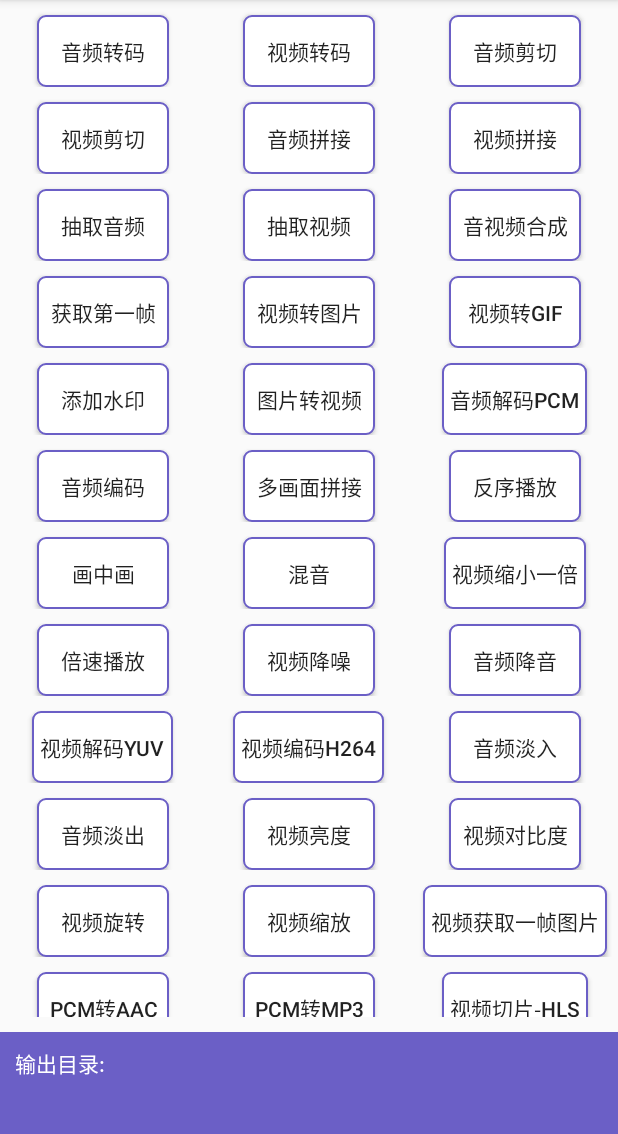
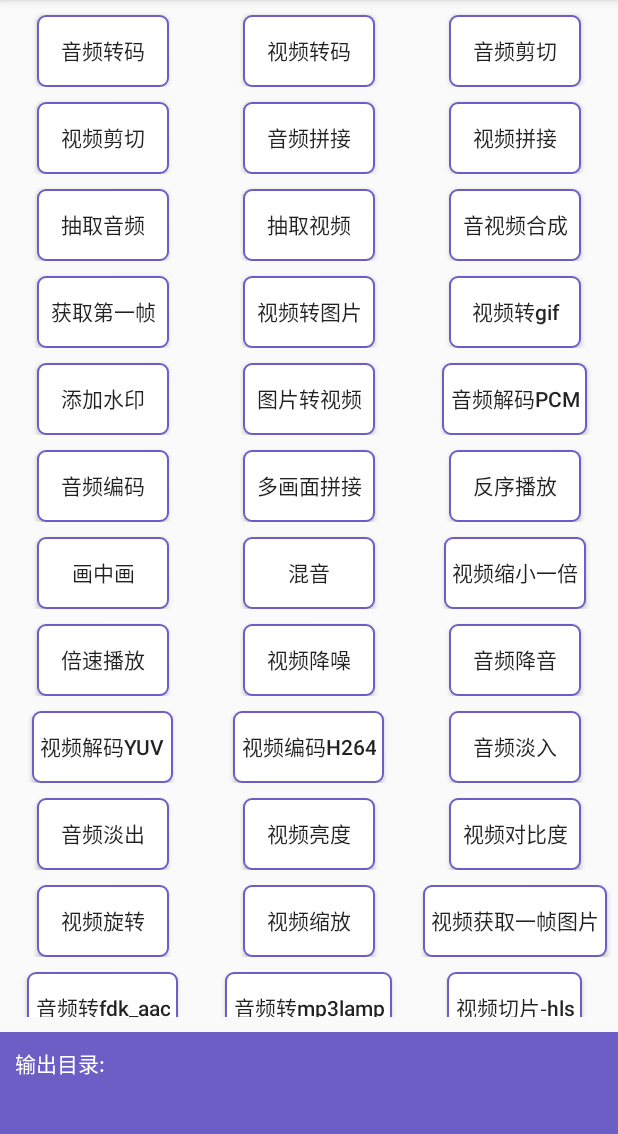
Before and after one commit to AnJoiner/FFmpegCommand, an Android app: the screen it shows after launch (KFFmpegCommandActivity), on a phone screen of 412 x 824 dp, the part 84-1218 px from its top. Run offline under Robolectric (Android 15) with nearby library versions, the phone set to English and light mode, and no system bars.

Commit message:
新增1.1.0版本

```diff
--- a/app/src/main/java/com/coder/ffmpegtest/utils/CustomProgressDialog.java
+++ b/app/src/main/java/com/coder/ffmpegtest/utils/CustomProgressDialog.java
@@ -1,6 +1,5 @@
 package com.coder.ffmpegtest.utils;
 
-import android.annotation.SuppressLint;
 import android.app.Activity;
 import android.app.Dialog;
 import android.content.Context;
@@ -25,7 +24,6 @@
 
         mContext = new WeakReference<>(context);
 
-        @SuppressLint("InflateParams")
         View view = LayoutInflater.from(context).inflate(R.layout.dialog_custom_progress, null);
         TextView tvMessage = (TextView) view.findViewById(R.id.tv_message);
         if (!TextUtils.isEmpty(message)) {
@@ -63,7 +61,7 @@
             sDialog.dismiss();
         }
 
-        if (context == null || !(context instanceof Activity)) {
+        if (!(context instanceof Activity)) {
             return;
         }
         sDialog = new CustomProgressDialog(context, message);
--- a/app/src/main/res/layout/adapter_ffmpeg_command.xml
+++ b/app/src/main/res/layout/adapter_ffmpeg_command.xml
@@ -8,6 +8,7 @@
         android:id="@+id/btn_transform_audio"
         android:layout_width="wrap_content"
         android:paddingStart="5dp"
+        android:inputType="text"
         android:paddingEnd="5dp"
         android:layout_marginTop="10dp"
         android:background="@drawable/shape_button_border"
--- a/app/src/main/res/values/arrays.xml
+++ b/app/src/main/res/values/arrays.xml
@@ -34,9 +34,9 @@
         <item>视频旋转</item>
         <item>视频缩放</item>
         <item>视频获取一帧图片</item>
-        <item>PCM转AAC</item>
-        <item>PCM转MP3</item>
-        <item>视频切片-HLS</item>
+        <item>音频转fdk_aac</item>
+        <item>音频转mp3lamp</item>
+        <item>视频切片-hls</item>
     </string-array>
 
 </resources>
--- a/ffmpeg/bintray.gradle
+++ b/ffmpeg/bintray.gradle
@@ -1,7 +1,7 @@
 apply plugin: 'com.github.dcendents.android-maven'
 apply plugin: 'com.jfrog.bintray'
 
-version = "1.0.9"    //版本号，以后每次更新library都得更改
+version = "1.1.0"    //版本号，以后每次更新library都得更改
 def siteUrl = 'https://github.com/AnJoiner/FFmpegCommand'    //Homepage URL of the library
 def gitUrl = 'https://github.com/AnJoiner/FFmpegCommand.git'    //Git repository url
 def issueUrl = 'https://github.com/AnJoiner/FFmpegCommand/issues'    //issue url of the library
--- a/ffmpeg/src/main/java/com/coder/ffmpeg/utils/FFmpegUtils.java
+++ b/ffmpeg/src/main/java/com/coder/ffmpeg/utils/FFmpegUtils.java
@@ -785,7 +785,7 @@
      * @return 将音频进行VBR MP3编码命令
      */
     public static String[] audio2Mp3lame(String srcFile,String targetFile){
-        String command = "ffmpeg -y -i %s -codec:a libmp3lame -qscale:a 2 %s";
+        String command = "ffmpeg -y -i %s -c:a libmp3lame %s";
         command = String.format(command, srcFile, targetFile);
         return command.split(" ");
     }
```
Also changed, not shown: app/src/main/java/com/coder/ffmpegtest/ui/FFmpegCommandActivity.java (+15 -11 lines), app/src/main/java/com/coder/ffmpegtest/ui/KFFmpegCommandActivity.kt (+15 -12 lines), 2 other files.
